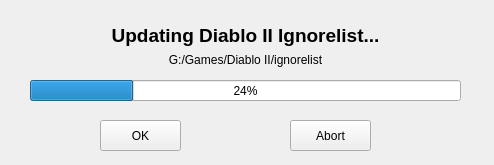
This is Source/D2Block/d2block.ui in aaronhesse/D2Block as Qt 5 draws it before an edit. The edited form follows.
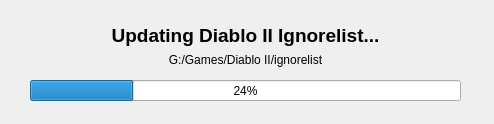
This is the edited form. Icons and pictures are not drawn.

Patch:
```diff
--- a/Source/D2Block/d2block.ui
+++ b/Source/D2Block/d2block.ui
@@ -7,7 +7,7 @@
     <x>0</x>
     <y>0</y>
     <width>494</width>
-    <height>165</height>
+    <height>124</height>
    </rect>
   </property>
   <property name="sizePolicy">
@@ -58,33 +58,7 @@
      <enum>QProgressBar::TopToBottom</enum>
     </property>
    </widget>
-   <widget class="QPushButton" name="pushButton">
-    <property name="geometry">
-     <rect>
-      <x>290</x>
-      <y>120</y>
-      <width>81</width>
-      <height>31</height>
-     </rect>
-    </property>
-    <property name="text">
-     <string>Abort</string>
-    </property>
-   </widget>
-   <widget class="QPushButton" name="okButton">
-    <property name="geometry">
-     <rect>
-      <x>100</x>
-      <y>120</y>
-      <width>81</width>
-      <height>31</height>
-     </rect>
-    </property>
-    <property name="text">
-     <string>OK</string>
-    </property>
-   </widget>
-   <widget class="QLabel" name="progressText">
+   <widget class="QLabel" name="progressTitle">
     <property name="geometry">
      <rect>
       <x>0</x>
```
Left out of the diff: 2 changed lines with no effect on the pictures.
